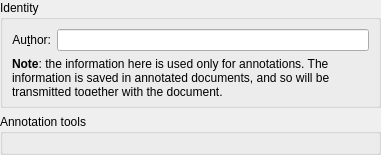
Above: conf/dlgannotationsbase.ui from KDE/okular before the change. Below: the same form after it.
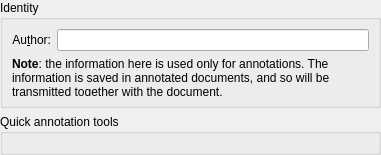
That is the form after the change.

Commit message: Overhaul annotations UX

What changed in the file:
```diff
--- a/conf/dlgannotationsbase.ui
+++ b/conf/dlgannotationsbase.ui
@@ -84,7 +84,7 @@
    <item>
     <widget class="QGroupBox" name="annotToolsGroup">
      <property name="title">
-      <string>Annotation tools</string>
+      <string>Quick annotation tools</string>
      </property>
      <layout class="QVBoxLayout" name="annotToolsPlaceholder" />
     </widget>
```
The commit also changes 28 other files.
